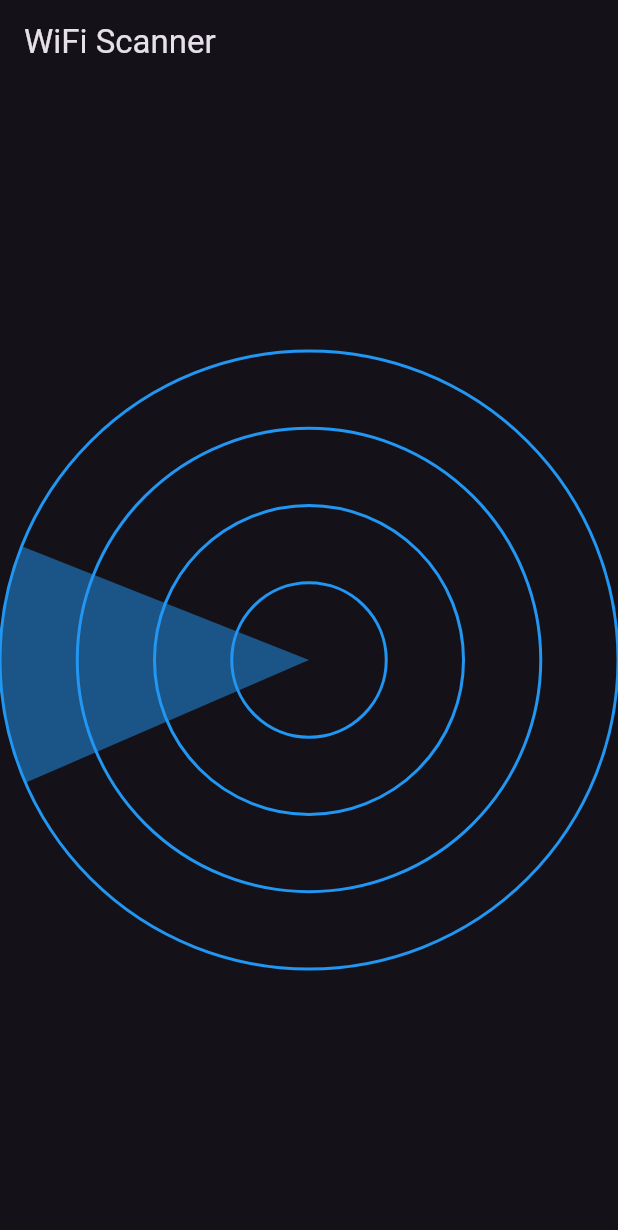
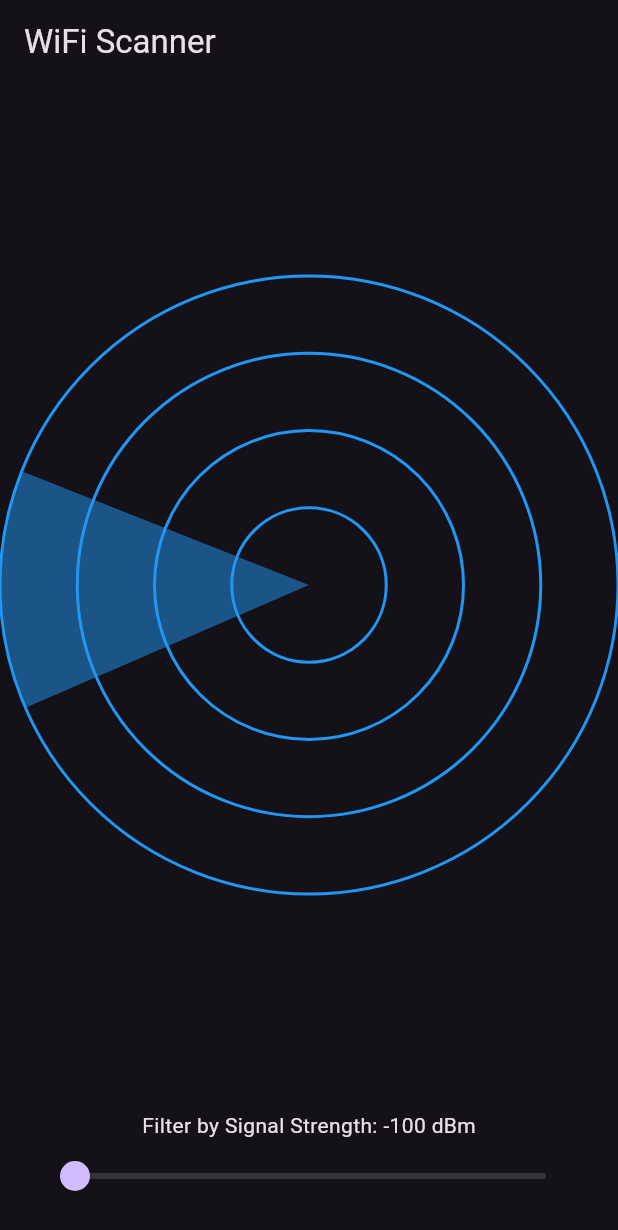
Before and after one commit to tmavroidis/wifiscanner, a Flutter app: the screen it shows after launch, on a phone screen of 412 x 824 dp. Shown: the top 1230 px of the screen. Run offline on Flutter 3.47's test engine with Material 3 defaults, Android fonts, the phone set to English and light mode, and no system bars; missing offline and left inert: wifi_scan.

Commit message:
add sensitivity filter to display

```diff
--- a/lib/main.dart
+++ b/lib/main.dart
@@ -38,6 +38,7 @@ class _WiFiScannerPageState extends State<WiFiScannerPage> with SingleTickerProv
   StreamSubscription<List<WiFiAccessPoint>>? _subscription;
   late AnimationController _animationController;
   final TransformationController _transformationController = TransformationController();
+  double _sensitivityValue = -100.0;
 
   @override
   void initState() {
@@ -80,11 +81,11 @@ class _WiFiScannerPageState extends State<WiFiScannerPage> with SingleTickerProv
     });
   }
 
-  void _handleTap(Offset tapPosition, Size size) {
+  void _handleTap(Offset tapPosition, Size size, List<WiFiAccessPoint> accessPoints) {
     final center = Offset(size.width / 2, size.height / 2);
     final radius = min(size.width, size.height) / 2;
 
-    for (final ap in _accessPoints) {
+    for (final ap in accessPoints) {
       final signalStrength = (ap.level + 100).clamp(0, 100) / 100.0;
       final baseDotRadius = 2 + (signalStrength * 8);
 
@@ -150,13 +151,17 @@ class _WiFiScannerPageState extends State<WiFiScannerPage> with SingleTickerProv
       appBar: AppBar(
         title: const Text('WiFi Scanner'),
       ),
-      body: LayoutBuilder(
+      body: Column(
+        children: [
+          Expanded(
+            child: LayoutBuilder(
               builder: (context, constraints) {
                 final size = Size(constraints.maxWidth, constraints.maxHeight);
+                final filteredAccessPoints = _accessPoints.where((ap) => ap.level >= _sensitivityValue).toList();
                 return GestureDetector(
                   onTapUp: (details) {
                     final sceneOffset = _transformationController.toScene(details.localPosition);
-              _handleTap(sceneOffset, size);
+                    _handleTap(sceneOffset, size, filteredAccessPoints);
                   },
                   child: InteractiveViewer(
                     transformationController: _transformationController,
@@ -167,7 +172,7 @@ class _WiFiScannerPageState extends State<WiFiScannerPage> with SingleTickerProv
                       builder: (context, child) {
                         return CustomPaint(
                           size: size,
-                    painter: RadarPainter(_accessPoints, _animationController.value),
+                          painter: RadarPainter(filteredAccessPoints, _animationController.value),
                           child: Container(),
                         );
                       },
@@ -175,6 +180,30 @@ class _WiFiScannerPageState extends State<WiFiScannerPage> with SingleTickerProv
                   ),
                 );
               },
+            ),
+          ),
+          Padding(
+            padding: const EdgeInsets.symmetric(horizontal: 24.0, vertical: 16.0),
+            child: Column(
+              mainAxisSize: MainAxisSize.min,
+              children: [
+                Text('Filter by Signal Strength: ${_sensitivityValue.toInt()} dBm'),
+                Slider(
+                  value: _sensitivityValue,
+                  min: -100,
+                  max: -30,
+                  divisions: 70,
+                  label: '${_sensitivityValue.toInt()} dBm',
+                  onChanged: (value) {
+                    setState(() {
+                      _sensitivityValue = value;
+                    });
+                  },
+                ),
+              ],
+            ),
+          )
+        ],
       ),
     );
   }
```
Lines whose indentation alone changed are shown as unchanged.
